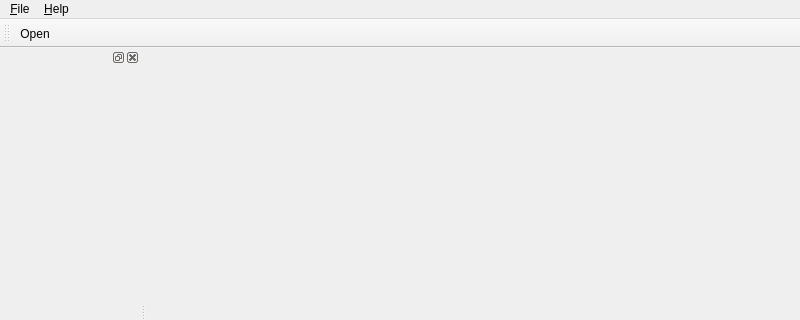
Before: the Qt Designer form apps/cts/ui/MainWindow.ui in jjacobsson/calltree, drawn with Qt 5; both pictures show x 0 to 800 and y 0 to 320 of the 800 by 600 pixel window.
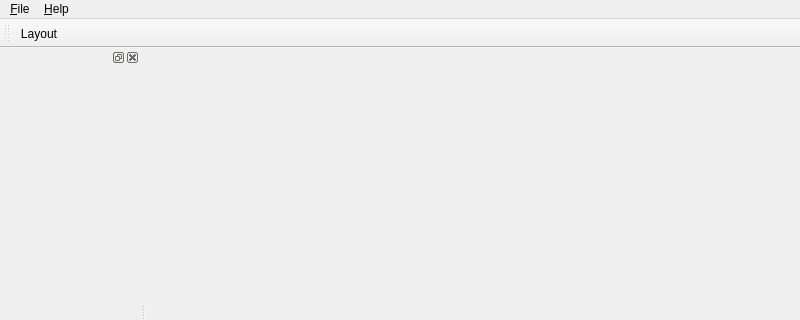
After: the same form once the commit is applied.

Commit message: Added a manual "layout" button and made the node's movable again... so now you can wreck it if you want.

```diff
--- a/apps/cts/ui/MainWindow.ui
+++ b/apps/cts/ui/MainWindow.ui
@@ -100,7 +100,7 @@
    <attribute name="toolBarBreak">
     <bool>false</bool>
    </attribute>
-   <addaction name="m_ActionOpen"/>
+   <addaction name="m_ActionLayout"/>
   </widget>
   <action name="m_ActionOpen">
    <property name="text">
@@ -121,6 +121,14 @@
     <bool>false</bool>
    </property>
   </action>
+  <action name="m_ActionLayout">
+   <property name="text">
+    <string>&amp;Layout</string>
+   </property>
+   <property name="toolTip">
+    <string>Auto layout all nodes</string>
+   </property>
+  </action>
  </widget>
  <resources/>
  <connections/>
```
The commit also changes 4 other files.
